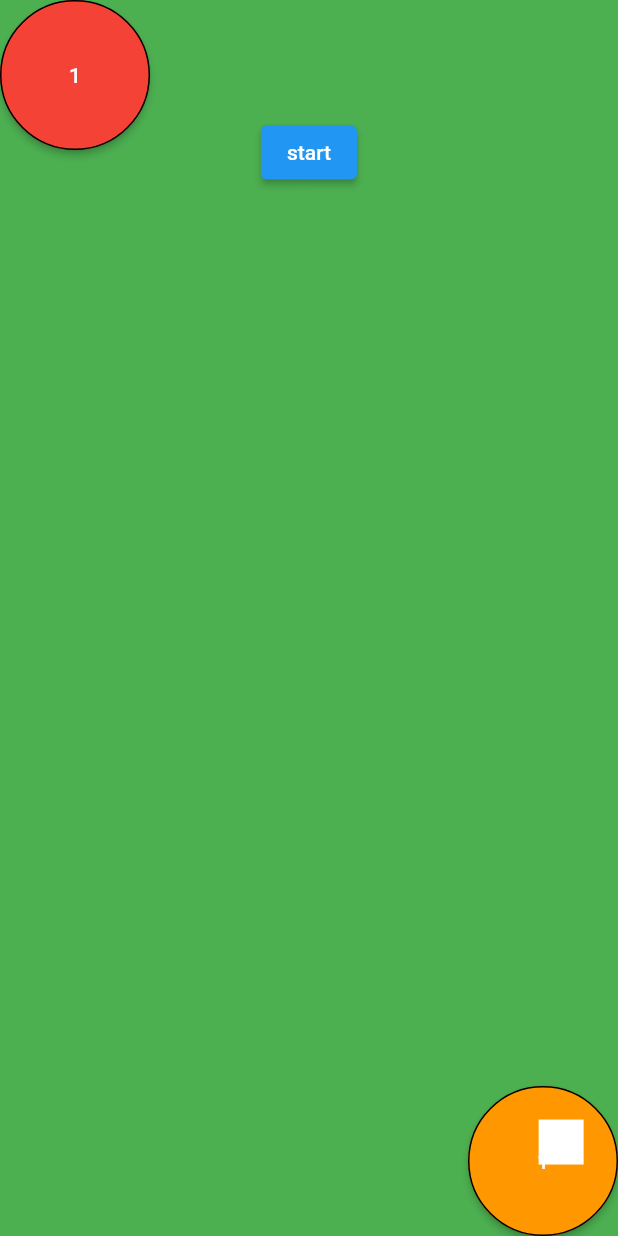
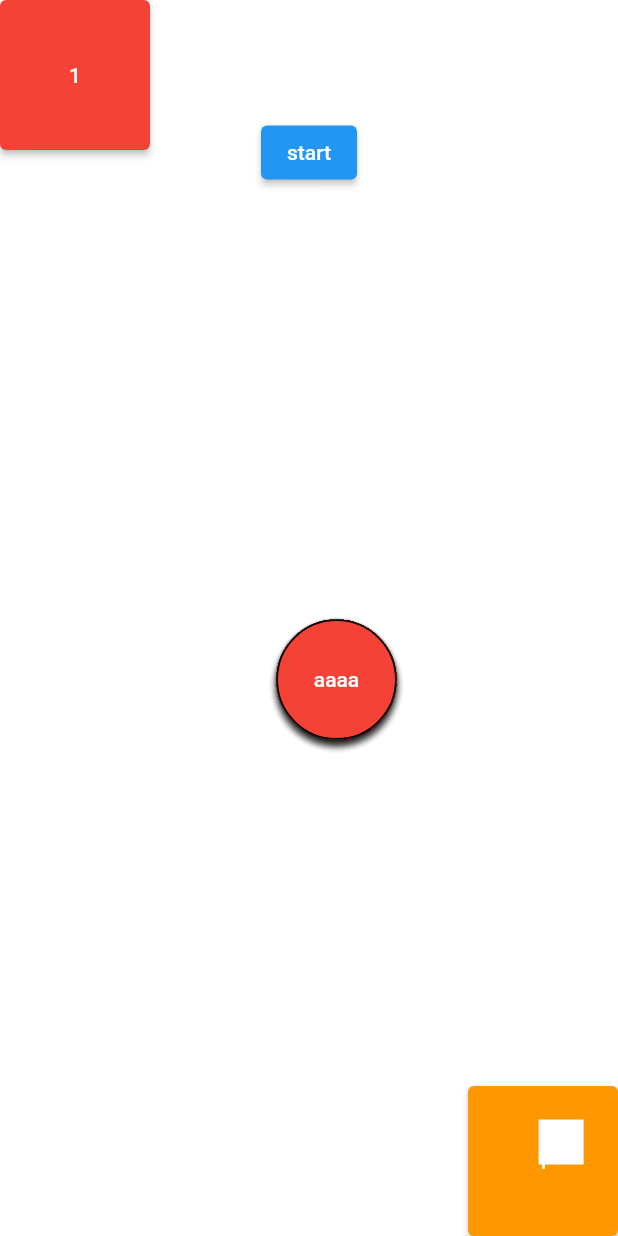
Before and after one commit to yuto90/conquest, a Flutter app: the screen it shows after launch, after a tap on "start", on a phone screen of 412 x 824 dp. Run offline on Flutter 3.47's test engine with Material 2 defaults, Android fonts, the light colour scheme and no system bars.

Commit message:
画面内に拠点をランダム生成

```diff
--- /dev/null
+++ b/lib/base.dart
@@ -0,0 +1,43 @@
+import 'package:flutter/material.dart';
+import '../size_config.dart';
+
+class Base extends StatelessWidget {
+  //final double heightSize;
+  //final double widthSize;
+  //Goal({required this.heightSize, required this.widthSize});
+
+  @override
+  Widget build(BuildContext context) {
+    return Container(
+      //color: Colors.red,
+
+      child: SizedBox(
+        height: 80,
+        width: 80,
+        child: ElevatedButton(
+          style: ElevatedButton.styleFrom(
+            primary: Colors.red,
+            onPrimary: Colors.white,
+            shape: const CircleBorder(
+              side: BorderSide(
+                color: Colors.black,
+                width: 1,
+                style: BorderStyle.solid,
+              ),
+            ),
+          ),
+          onPressed: () {},
+          //child: Text(model.enemyBaseScale.toString()),
+          child: Text('aaaa'),
+        ),
+      ),
+
+      //child: Image(
+      //image: AssetImage('lib/images/goal.png'),
+      //fit: BoxFit.cover,
+      //height: SizeConfig.blockSizeVertical! * heightSize,
+      //width: SizeConfig.blockSizeVertical! * widthSize,
+      //),
+    );
+  }
+}
--- a/lib/home.dart
+++ b/lib/home.dart
@@ -1,3 +1,4 @@
+import 'package:conquest/base.dart';
 import 'package:flutter/material.dart';
 import 'package:provider/provider.dart';
 import 'home_model.dart';
@@ -15,7 +16,7 @@ class Home extends StatelessWidget {
                 // * 背景
                 Container(
                   height: double.infinity,
-                  color: Colors.green,
+                  color: Colors.white,
                 ),
                 Align(
                   alignment: Alignment(0, -0.8),
@@ -36,13 +37,6 @@ class Home extends StatelessWidget {
                       style: ElevatedButton.styleFrom(
                         primary: Colors.red,
                         onPrimary: Colors.white,
-                        shape: const CircleBorder(
-                          side: BorderSide(
-                            color: Colors.black,
-                            width: 1,
-                            style: BorderStyle.solid,
-                          ),
-                        ),
                       ),
                       onPressed: () {
                         print(model.enemyBaseY);
@@ -62,16 +56,9 @@ class Home extends StatelessWidget {
                       style: ElevatedButton.styleFrom(
                         primary: model.baseTapFlg ? Colors.pink : Colors.orange,
                         onPrimary: Colors.white,
-                        shape: const CircleBorder(
-                          side: BorderSide(
-                            color: Colors.black,
-                            width: 1,
-                            style: BorderStyle.solid,
-                          ),
-                        ),
                       ),
                       onPressed: () {
-                        model.baseTapFlg = true;
+                        model.baseTapFlg = !model.baseTapFlg;
                         print(model.baseY);
                         print(model.baseX);
                       },
@@ -79,6 +66,49 @@ class Home extends StatelessWidget {
                     ),
                   ),
                 ),
+
+                // * 拠点
+                Align(
+                  alignment:
+                      Alignment(model.allBase['2']![0], model.allBase['2']![1]),
+                  child: Base(),
+                ),
+                Align(
+                  alignment:
+                      Alignment(model.allBase['3']![0], model.allBase['3']![1]),
+                  child: Base(),
+                ),
+                Align(
+                  alignment:
+                      Alignment(model.allBase['4']![0], model.allBase['4']![1]),
+                  child: Base(),
+                ),
+                Align(
+                  alignment:
+                      Alignment(model.allBase['5']![0], model.allBase['5']![1]),
+                  child: Base(),
+                ),
+                Align(
+                  alignment:
+                      Alignment(model.allBase['6']![0], model.allBase['6']![1]),
+                  child: Base(),
+                ),
+                Align(
+                  alignment:
+                      Alignment(model.allBase['7']![0], model.allBase['7']![1]),
+                  child: Base(),
+                ),
+                Align(
+                  alignment:
+                      Alignment(model.allBase['8']![0], model.allBase['8']![1]),
+                  child: Base(),
+                ),
+                Align(
+                  alignment:
+                      Alignment(model.allBase['9']![0], model.allBase['9']![1]),
+                  child: Base(),
+                ),
+
                 // * Tank
                 Align(
                   alignment: Alignment(model.tankX, model.tankY),
--- a/lib/home_model.dart
+++ b/lib/home_model.dart
@@ -1,7 +1,33 @@
+import 'package:flutter/material.dart';
 import 'dart:async';
-import 'package:flutter/material.dart';
+import 'dart:math';
 
 class HomeModel extends ChangeNotifier {
+  HomeModel() {
+    generateBasePosition();
+  }
+
+  // ランダムなdoubleを生成する(1 ~ -1)
+  double randomDouble() {
+    if (Random().nextBool()) {
+      return Random().nextDouble();
+    } else {
+      return (Random().nextDouble() - 1);
+    }
+  }
+
+  // 画面上のランダムな位置に拠点を生成する
+  void generateBasePosition() {
+    for (int i = 2; i <= 10; i++) {
+      double x = randomDouble();
+      double y = randomDouble();
+
+      List position = [x, y];
+      allBase[i.toString()] = position;
+    }
+    print(allBase);
+  }
+
   // ゲーム開始フラグ
   bool gameHasStarted = false;
   // ゲームスタートからの時間
@@ -12,6 +38,12 @@ class HomeModel extends ChangeNotifier {
   double tankX = 1;
 
   // ------------------------------
+
+  Map<String, List> allBase = {
+    '0': [1.0, 1.0], //　自分の本陣
+    '1': [-1.0, -1.0], // 敵の本陣
+  };
+
   // 自分の基地の座標
   double baseY = 1;
   double baseX = 1;
@@ -40,9 +72,6 @@ class HomeModel extends ChangeNotifier {
         if (tankX >= -1 && tankY >= -1) {
           tankY -= 0.005;
           tankX -= 0.005;
-        } else {
-          print('到着');
-          timer.cancel();
         }
 
         // 1秒経過でScaleを上げる
```
